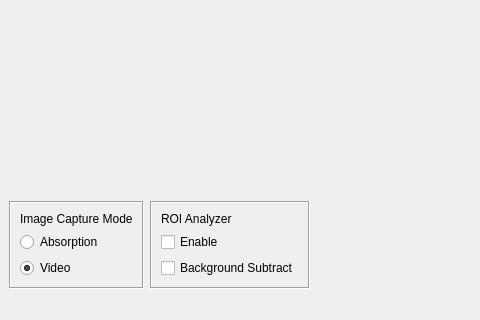
Qt form ui_components/camerawindow.ui (jagerber48/jkam_e6) before a commit; both pictures show x 0 to 480 and y 316 to 636 of the 805 by 636 pixel window.
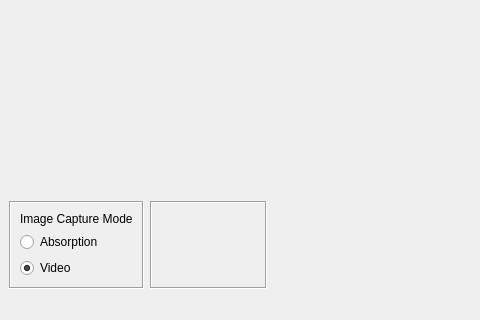
The same form after that commit. Custom widgets are drawn as their Qt base class.

Commit message: more major refactoring to RoiAnalyzer, made new widget with checkboxes, RoiIntegrationAnalyzer is basically being demoted to a worker for RoiAnalyzer which has checkbox Ui as well as the PlotHistoryWindow.

Diff of the .ui file:
```diff
--- a/ui_components/camerawindow.ui
+++ b/ui_components/camerawindow.ui
@@ -134,26 +134,8 @@
          <enum>QFrame::Sunken</enum>
         </property>
         <layout class="QGridLayout" name="gridLayout_4">
-         <item row="1" column="0">
-          <widget class="QCheckBox" name="roi_analyzer_checkBox">
-           <property name="text">
-            <string>Enable</string>
-           </property>
-          </widget>
-         </item>
-         <item row="2" column="0">
-          <widget class="QCheckBox" name="roi_bg_subtract_checkBox">
-           <property name="text">
-            <string>Background Subtract</string>
-           </property>
-          </widget>
-         </item>
-         <item row="0" column="0">
-          <widget class="QLabel" name="roi_label">
-           <property name="text">
-            <string>ROI Analyzer</string>
-           </property>
-          </widget>
+         <item row="0" column="1">
+          <widget class="RoiAnalyzer" name="roi_analyzer_widget" native="true"/>
          </item>
         </layout>
        </widget>
@@ -212,6 +194,12 @@
    <header>saveboxwidget</header>
    <container>1</container>
   </customwidget>
+  <customwidget>
+   <class>RoiAnalyzer</class>
+   <extends>QWidget</extends>
+   <header>AnalysisWidgets</header>
+   <container>1</container>
+  </customwidget>
  </customwidgets>
  <resources/>
  <connections/>
```
Left out of the diff: 2 changed lines with no effect on the pictures. The commit also changes 5 other files.
